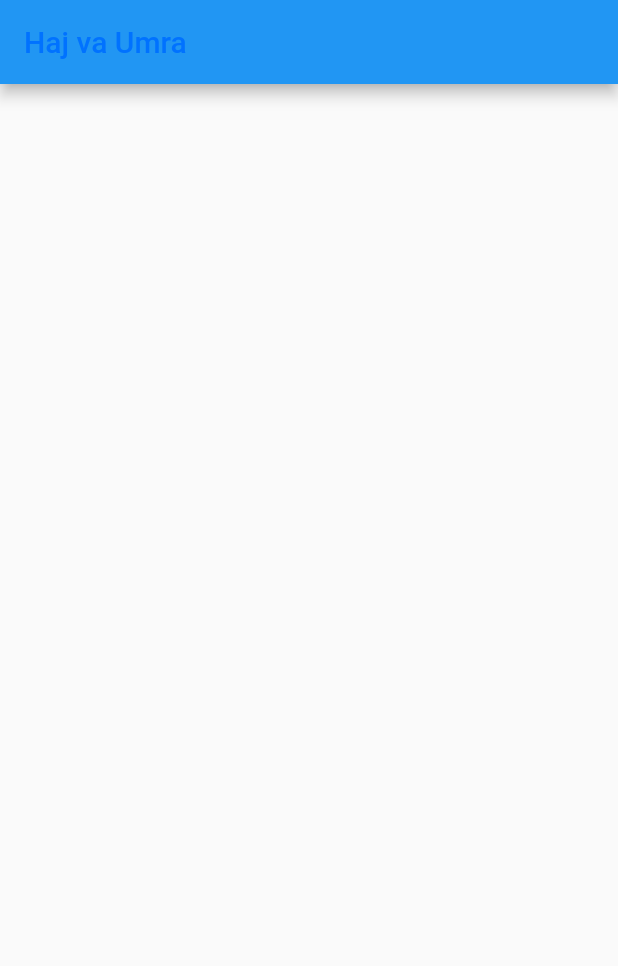
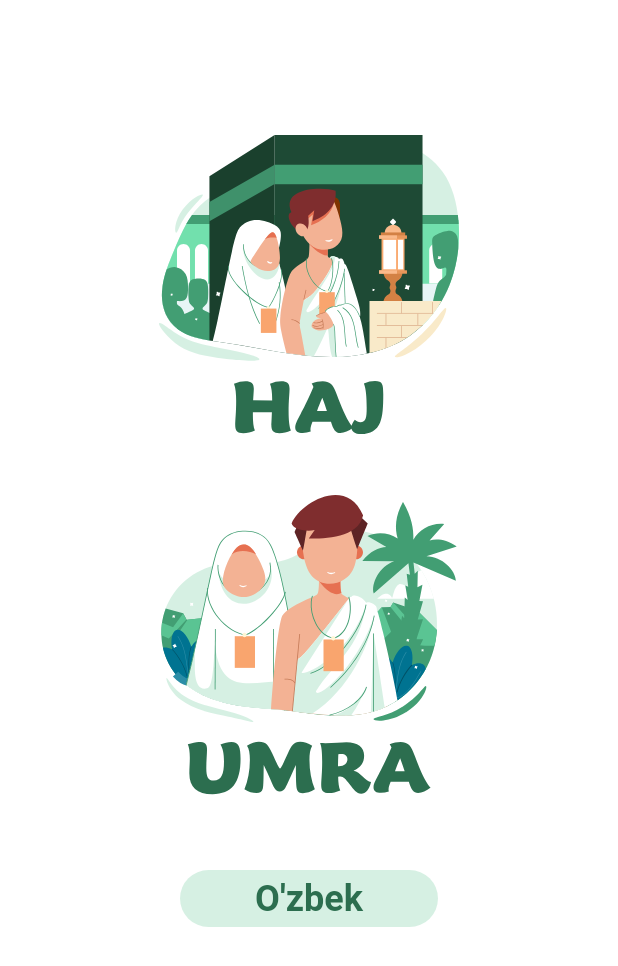
Before and after one commit to Shakhzod19980615/haj, a Flutter app: the screen it shows after launch, on a phone screen of 412 x 824 dp. Shown: the top 966 px of the screen. Run offline on Flutter 3.47's test engine with Material 2 defaults, Android fonts, the light colour scheme and no system bars; our stand-ins replace flutter_svg, sqflite_sqlcipher; accounts and stored records are empty.

Commit message:
HomePage initial

```diff
--- a/lib/main.dart
+++ b/lib/main.dart
@@ -12,7 +12,7 @@ class MyApp extends StatelessWidget {
   @override
   Widget build(BuildContext context) {
     return MaterialApp(
-      title: 'Haj va Umra',
+      color: Colors.transparent,
       debugShowCheckedModeBanner: false,
       home: HomePage(),
     );
--- a/lib/screens/home_page.dart
+++ b/lib/screens/home_page.dart
@@ -1,5 +1,7 @@
 import 'package:flutter/cupertino.dart';
 import 'package:flutter/material.dart';
+import 'package:flutter_svg/flutter_svg.dart';
+import 'package:haj/screens/main_menu_page.dart';
 
 class HomePage extends StatefulWidget {
   const HomePage({Key? key}) : super(key: key);
@@ -12,12 +14,55 @@ class _HomePageState extends State<HomePage> {
   @override
   Widget build(BuildContext context) {
     return Scaffold(
-      appBar: AppBar(
-        title: Text("Haj va Umra",
-          style: TextStyle(
-              color: Color(0xFF0072FF),
-              fontSize: 20),
-              textAlign: TextAlign.center,),
+      backgroundColor: Colors.white,
+      body: Container(
+        width: MediaQuery.of(context).size.width,
+        height: MediaQuery.of(context).size.height,
+        margin: EdgeInsets.only(top: 90,left: 85,right: 85,bottom: 100),
+        child: Column(
+          children: [
+            GestureDetector(
+              onTap: (){
+                Navigator.push(
+                  context,
+                  MaterialPageRoute(
+                    builder: (context) => MainMenuPage(
+
+                    ),
+                  ),
+                );
+              },
+              child: Container(
+                child: SvgPicture.asset("assets/images/haj.svg",width: 200,height: 200,),
+              ),
+            ),
+            GestureDetector(
+              onTap: (){
+                Navigator.push(
+                  context,
+                  MaterialPageRoute(
+                    builder: (context) => MainMenuPage(
+
+                    ),
+                  ),
+                );
+              },
+              child: Container(
+                margin: EdgeInsets.only(top:40),
+                child: SvgPicture.asset("assets/images/umra.svg",width: 200,height: 200,),
+              ),
+            ),
+            Container(
+              padding: EdgeInsets.symmetric(horizontal: 50,vertical: 5),
+              margin: EdgeInsets.only(top: 50),
+              decoration: BoxDecoration(
+                color: Color(0xFFD6F0E3),
+                borderRadius: BorderRadius.circular(20)
+              ),
+              child: Text("O'zbek",style: TextStyle(color: Color(0xFF2C6E4F),fontSize: 24,fontWeight: FontWeight.w700),)
+            )
+          ],
+        ),
       ),
     );
   }
--- a/pubspec.yaml
+++ b/pubspec.yaml
@@ -34,6 +34,7 @@ dependencies:
   path_provider: ^2.0.9
   sqflite: ^2.0.2
   shared_preferences: ^2.0.15
+  flutter_svg: any
 
   # The following adds the Cupertino Icons font to your application.
   # Use with the CupertinoIcons class for iOS style icons.
@@ -62,8 +63,8 @@ flutter:
   uses-material-design: true
 
   # To add assets to your application, add an assets section, like this:
-  # assets:
-  #   - images/a_dot_burr.jpeg
+  assets:
+    - assets/images/
   #   - images/a_dot_ham.jpeg
 
   # An image asset can refer to one or more resolution-specific "variants", see
```
Also changed, not shown: lib/screens/main_menu_page.dart (added, +15 -0 lines), assets/images/haj.svg (added), assets/images/umra.svg (added), pubspec.lock.
